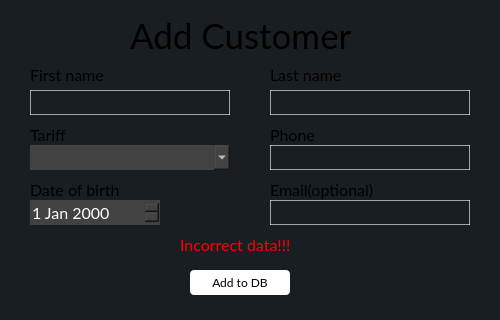
Qt form PhoneManagerGUI/ui/insertcustomerdialog.ui (tarashunchak/PhoneCompanyManager) before a commit.
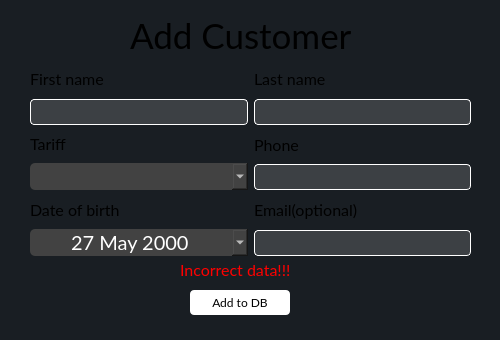
The same form after that commit.

Commit message: insertion widget layouts

Diff of the .ui file:
```diff
--- a/PhoneManagerGUI/ui/insertcustomerdialog.ui
+++ b/PhoneManagerGUI/ui/insertcustomerdialog.ui
@@ -7,7 +7,7 @@
     <x>0</x>
     <y>0</y>
     <width>500</width>
-    <height>320</height>
+    <height>340</height>
    </rect>
   </property>
   <property name="windowTitle">
@@ -17,35 +17,6 @@
    <string notr="true">background-color:rgb(25, 30, 35);
 font-family:Lato, Consolas;</string>
   </property>
-  <widget class="QComboBox" name="tariff_comboBox">
-   <property name="geometry">
-    <rect>
-     <x>30</x>
-     <y>145</y>
-     <width>200</width>
-     <height>25</height>
-    </rect>
-   </property>
-   <property name="styleSheet">
-    <string notr="true">background-color:#424242;
-border:none;
-font-size:16px;
-color:white;</string>
-   </property>
-  </widget>
-  <widget class="QLineEdit" name="last_name_lineEdit">
-   <property name="geometry">
-    <rect>
-     <x>270</x>
-     <y>90</y>
-     <width>200</width>
-     <height>25</height>
-    </rect>
-   </property>
-   <property name="styleSheet">
-    <string notr="true">border:1px solid rgba(255, 255, 255, 0.6);</string>
-   </property>
-  </widget>
   <widget class="QLabel" name="header_label">
    <property name="geometry">
     <rect>
@@ -65,75 +36,11 @@
     <string>Add Customer</string>
    </property>
   </widget>
-  <widget class="QLabel" name="fname_label">
-   <property name="geometry">
-    <rect>
-     <x>30</x>
-     <y>65</y>
-     <width>161</width>
-     <height>20</height>
-    </rect>
-   </property>
-   <property name="font">
-    <font>
-     <family>Lato</family>
-     <pointsize>12</pointsize>
-    </font>
-   </property>
-   <property name="text">
-    <string>First name</string>
-   </property>
-  </widget>
-  <widget class="QLabel" name="tariff_label">
-   <property name="geometry">
-    <rect>
-     <x>30</x>
-     <y>125</y>
-     <width>105</width>
-     <height>20</height>
-    </rect>
-   </property>
-   <property name="font">
-    <font>
-     <family>Lato</family>
-     <pointsize>12</pointsize>
-    </font>
-   </property>
-   <property name="text">
-    <string>Tariff</string>
-   </property>
-  </widget>
-  <widget class="QLineEdit" name="email_lineEdit">
-   <property name="geometry">
-    <rect>
-     <x>270</x>
-     <y>200</y>
-     <width>200</width>
-     <height>25</height>
-    </rect>
-   </property>
-   <property name="styleSheet">
-    <string notr="true">border:1px solid rgba(255, 255, 255, 0.6);</string>
-   </property>
-  </widget>
-  <widget class="QLineEdit" name="first_name_lineEdit">
-   <property name="geometry">
-    <rect>
-     <x>30</x>
-     <y>90</y>
-     <width>200</width>
-     <height>25</height>
-    </rect>
-   </property>
-   <property name="styleSheet">
-    <string notr="true">border:1px solid rgba(255, 255, 255, 0.6);</string>
-   </property>
-  </widget>
   <widget class="QPushButton" name="confirm_addition">
    <property name="geometry">
     <rect>
      <x>190</x>
-     <y>270</y>
+     <y>290</y>
      <width>100</width>
      <height>25</height>
     </rect>
@@ -153,81 +60,11 @@
     <string>Add to DB</string>
    </property>
   </widget>
-  <widget class="QLabel" name="phone_label">
-   <property name="geometry">
-    <rect>
-     <x>270</x>
-     <y>125</y>
-     <width>97</width>
-     <height>20</height>
-    </rect>
-   </property>
-   <property name="font">
-    <font>
-     <family>Lato</family>
-     <pointsize>12</pointsize>
-    </font>
-   </property>
-   <property name="text">
-    <string>Phone</string>
-   </property>
-  </widget>
-  <widget class="QLineEdit" name="phone_lineEdit">
-   <property name="geometry">
-    <rect>
-     <x>270</x>
-     <y>145</y>
-     <width>200</width>
-     <height>25</height>
-    </rect>
-   </property>
-   <property name="styleSheet">
-    <string notr="true">border:1px solid rgba(255, 255, 255, 0.6);</string>
-   </property>
-  </widget>
-  <widget class="QLabel" name="email_label">
-   <property name="geometry">
-    <rect>
-     <x>270</x>
-     <y>180</y>
-     <width>121</width>
-     <height>20</height>
-    </rect>
-   </property>
-   <property name="font">
-    <font>
-     <family>Lato</family>
-     <pointsize>12</pointsize>
-    </font>
-   </property>
-   <property name="text">
-    <string>Email(optional)</string>
-   </property>
-  </widget>
-  <widget class="QLabel" name="lname_label">
-   <property name="geometry">
-    <rect>
-     <x>270</x>
-     <y>65</y>
-     <width>161</width>
-     <height>20</height>
-    </rect>
-   </property>
-   <property name="font">
-    <font>
-     <family>Lato</family>
-     <pointsize>12</pointsize>
-    </font>
-   </property>
-   <property name="text">
-    <string>Last name</string>
-   </property>
-  </widget>
   <widget class="QLabel" name="incorrect_data_label">
    <property name="geometry">
     <rect>
      <x>180</x>
-     <y>235</y>
+     <y>260</y>
      <width>121</width>
      <height>19</height>
     </rect>
@@ -243,40 +80,206 @@
     <string>Incorrect data!!!</string>
    </property>
   </widget>
-  <widget class="QDateEdit" name="bday_dateEdit">
+  <widget class="QWidget" name="">
    <property name="geometry">
     <rect>
      <x>30</x>
-     <y>200</y>
-     <width>130</width>
-     <height>25</height>
+     <y>65</y>
+     <width>441</width>
+     <height>191</height>
     </rect>
    </property>
-   <property name="styleSheet">
-    <string notr="true">background-color:#424242;
+   <layout class="QGridLayout" name="gridLayout">
+    <item row="0" column="0">
+     <layout class="QVBoxLayout" name="verticalLayout_4">
+      <item>
+       <widget class="QLabel" name="fname_label">
+        <property name="font">
+         <font>
+          <family>Lato</family>
+          <pointsize>12</pointsize>
+         </font>
+        </property>
+        <property name="text">
+         <string>First name</string>
+        </property>
+       </widget>
+      </item>
+      <item>
+       <widget class="QLineEdit" name="first_name_lineEdit">
+        <property name="styleSheet">
+         <string notr="true">background-color:rgba(200, 200, 200, 0.2);
+color:white;
+font-family:Lato, Consolas;
+font-size:18px;
+border-radius:4px;
+border:1px solid white;</string>
+        </property>
+       </widget>
+      </item>
+     </layout>
+    </item>
+    <item row="0" column="1">
+     <layout class="QVBoxLayout" name="verticalLayout_3">
+      <item>
+       <widget class="QLabel" name="lname_label">
+        <property name="font">
+         <font>
+          <family>Lato</family>
+          <pointsize>12</pointsize>
+         </font>
+        </property>
+        <property name="text">
+         <string>Last name</string>
+        </property>
+       </widget>
+      </item>
+      <item>
+       <widget class="QLineEdit" name="last_name_lineEdit">
+        <property name="styleSheet">
+         <string notr="true">background-color:rgba(200, 200, 200, 0.2);
+color:white;
+font-family:Lato, Consolas;
+font-size:18px;
+border-radius:4px;
+border:1px solid white;</string>
+        </property>
+       </widget>
+      </item>
+     </layout>
+    </item>
+    <item row="1" column="0">
+     <layout class="QVBoxLayout" name="verticalLayout_5">
+      <item>
+       <widget class="QLabel" name="tariff_label">
+        <property name="font">
+         <font>
+          <family>Lato</family>
+          <pointsize>12</pointsize>
+         </font>
+        </property>
+        <property name="text">
+         <string>Tariff</string>
+        </property>
+       </widget>
+      </item>
+      <item>
+       <widget class="QComboBox" name="tariff_comboBox">
+        <property name="styleSheet">
+         <string notr="true">background-color:#424242;
 border:none;
-font-size:16px;
-color:white;</string>
-   </property>
-  </widget>
-  <widget class="QLabel" name="email_label_2">
-   <property name="geometry">
-    <rect>
-     <x>30</x>
-     <y>180</y>
-     <width>120</width>
-     <height>20</height>
-    </rect>
-   </property>
-   <property name="font">
-    <font>
-     <family>Lato</family>
-     <pointsize>12</pointsize>
-    </font>
-   </property>
-   <property name="text">
-    <string>Date of birth</string>
-   </property>
+font-size:20px;
+color:white;
+padding-left:6px;
+border-radius:5px;</string>
+        </property>
+       </widget>
+      </item>
+     </layout>
+    </item>
+    <item row="1" column="1">
+     <layout class="QVBoxLayout" name="verticalLayout_2">
+      <item>
+       <widget class="QLabel" name="phone_label">
+        <property name="font">
+         <font>
+          <family>Lato</family>
+          <pointsize>12</pointsize>
+         </font>
+        </property>
+        <property name="text">
+         <string>Phone</string>
+        </property>
+       </widget>
+      </item>
+      <item>
+       <widget class="QLineEdit" name="phone_lineEdit">
+        <property name="styleSheet">
+         <string notr="true">background-color:rgba(200, 200, 200, 0.2);
+color:white;
+font-family:Lato, Consolas;
+font-size:18px;
+border-radius:4px;
+border:1px solid white;</string>
+        </property>
+       </widget>
+      </item>
+     </layout>
+    </item>
+    <item row="2" column="0">
+     <layout class="QVBoxLayout" name="verticalLayout_6">
+      <item>
+       <widget class="QLabel" name="email_label_2">
+        <property name="font">
+         <font>
+          <family>Lato</family>
+          <pointsize>12</pointsize>
+         </font>
+        </property>
+        <property name="text">
+         <string>Date of birth</string>
+        </property>
+       </widget>
+      </item>
+      <item>
+       <widget class="QDateEdit" name="bday_dateEdit">
+        <property name="styleSheet">
+         <string notr="true">background-color:#424242;
+border:none;
+font-size:20px;
+color:white;
+border-radius:5px;</string>
+        </property>
+        <property name="alignment">
+         <set>Qt::AlignmentFlag::AlignCenter</set>
+        </property>
+        <property name="calendarPopup">
+         <bool>true</bool>
+        </property>
+        <property name="timeSpec">
+         <enum>Qt::TimeSpec::UTC</enum>
+        </property>
+        <property name="date">
+         <date>
+          <year>2000</year>
+          <month>5</month>
+          <day>27</day>
+         </date>
+        </property>
+       </widget>
+      </item>
+     </layout>
+    </item>
+    <item row="2" column="1">
+     <layout class="QVBoxLayout" name="verticalLayout">
+      <item>
+       <widget class="QLabel" name="email_label">
+        <property name="font">
+         <font>
+          <family>Lato</family>
+          <pointsize>12</pointsize>
+         </font>
+        </property>
+        <property name="text">
+         <string>Email(optional)</string>
+        </property>
+       </widget>
+      </item>
+      <item>
+       <widget class="QLineEdit" name="email_lineEdit">
+        <property name="styleSheet">
+         <string notr="true">background-color:rgba(200, 200, 200, 0.2);
+color:white;
+font-family:Lato, Consolas;
+font-size:18px;
+border-radius:4px;
+border:1px solid white;</string>
+        </property>
+       </widget>
+      </item>
+     </layout>
+    </item>
+   </layout>
   </widget>
  </widget>
  <resources/>
```
The commit also changes 40 other files.
